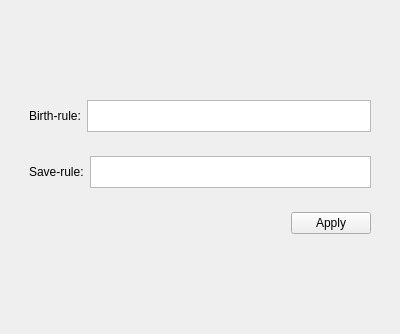
This is lab2/App/ui/rule/rule.ui in BigCubeCat/22209-Bitochkin as Qt 5 draws it before an edit. The edited form follows.
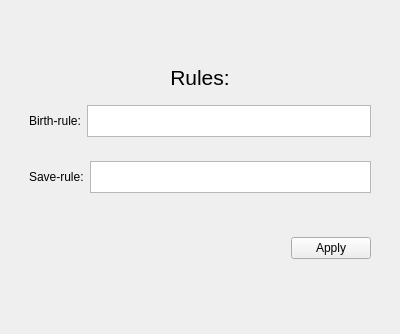
This is the edited form.

Patch:
```diff
--- a/lab2/App/ui/rule/rule.ui
+++ b/lab2/App/ui/rule/rule.ui
@@ -15,7 +15,7 @@
   </property>
   <layout class="QVBoxLayout" name="verticalLayout_2">
    <item>
-    <widget class="QWidget" name="" native="true">
+    <widget class="QWidget" name="widget" native="true">
      <property name="sizePolicy">
       <sizepolicy hsizetype="Preferred" vsizetype="Maximum">
        <horstretch>0</horstretch>
@@ -23,6 +23,21 @@
       </sizepolicy>
      </property>
      <layout class="QVBoxLayout" name="verticalLayout">
+      <item>
+       <widget class="QLabel" name="title">
+        <property name="font">
+         <font>
+          <pointsize>16</pointsize>
+         </font>
+        </property>
+        <property name="text">
+         <string>Rules:</string>
+        </property>
+        <property name="alignment">
+         <set>Qt::AlignCenter</set>
+        </property>
+       </widget>
+      </item>
       <item>
        <widget class="QWidget" name="horizontalWidget_2" native="true">
         <property name="sizePolicy">
@@ -86,6 +101,13 @@
         </layout>
        </widget>
       </item>
+      <item>
+       <widget class="QLabel" name="errorMessage">
+        <property name="text">
+         <string/>
+        </property>
+       </widget>
+      </item>
       <item>
        <widget class="QWidget" name="horizontalWidget" native="true">
         <property name="sizePolicy">
```
